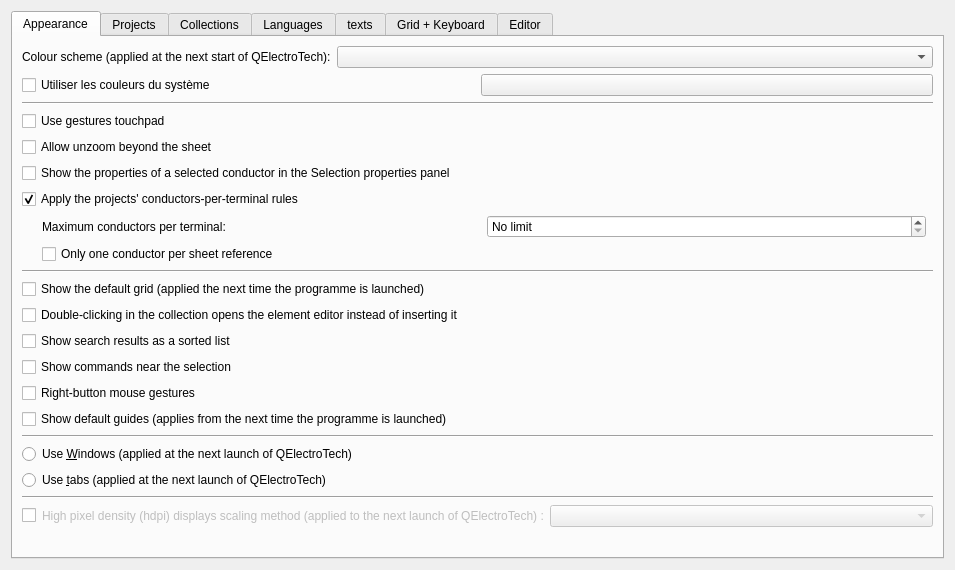
itaueira/qelectrotech-source, file sources/ui/configpage/generalconfigurationpage.ui: the form before one commit.
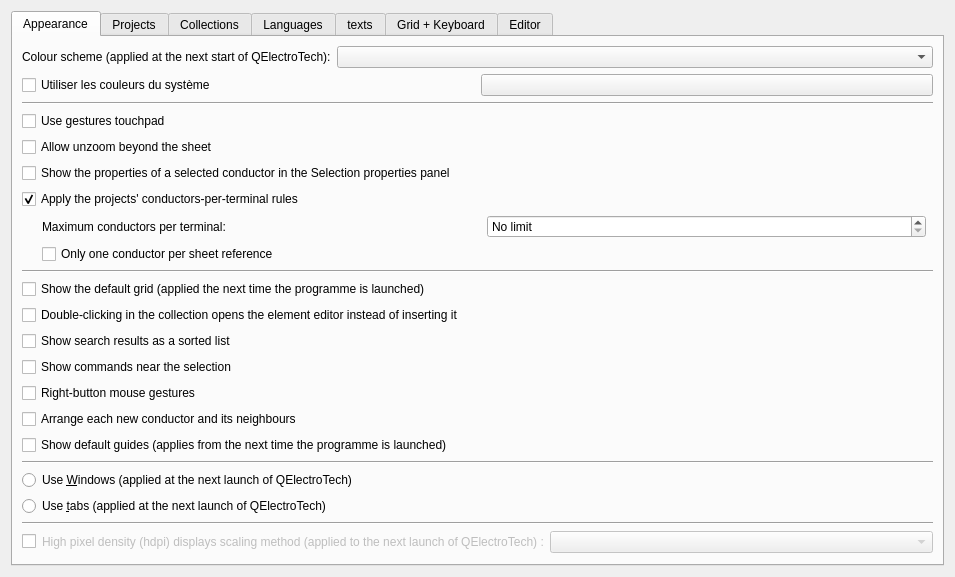
The form after the commit. Custom widgets are drawn as their Qt base class.

The edit to the form file:
```diff
--- a/sources/ui/configpage/generalconfigurationpage.ui
+++ b/sources/ui/configpage/generalconfigurationpage.ui
@@ -222,6 +222,16 @@
          </property>
         </widget>
        </item>
+       <item>
+        <widget class="QCheckBox" name="m_arrange_new_conductors_cb">
+         <property name="toolTip">
+          <string>The bend goes in the middle of the free space, and conductors that would touch go on separate lanes. Conductors dragged by hand never move.</string>
+         </property>
+         <property name="text">
+          <string>Arrange each new conductor and its neighbours</string>
+         </property>
+        </widget>
+       </item>
        <item>
         <widget class="QCheckBox" name="guides_startup_cb">
          <property name="text">
```
